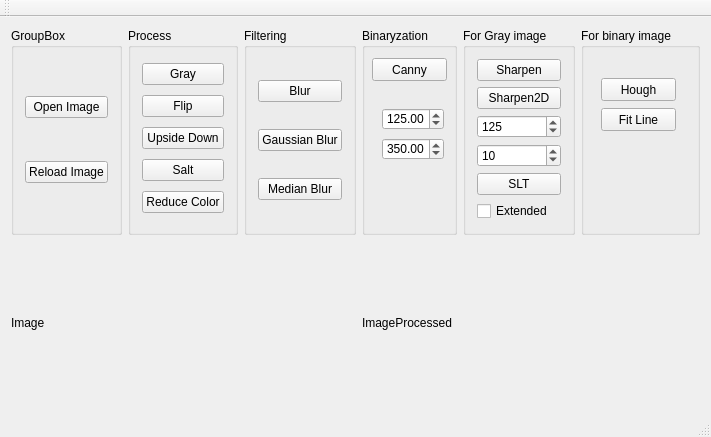
This is OpenCarVision/mainwindow.ui in baidut/ITS as Qt 5 draws it before an edit. The edited form follows.
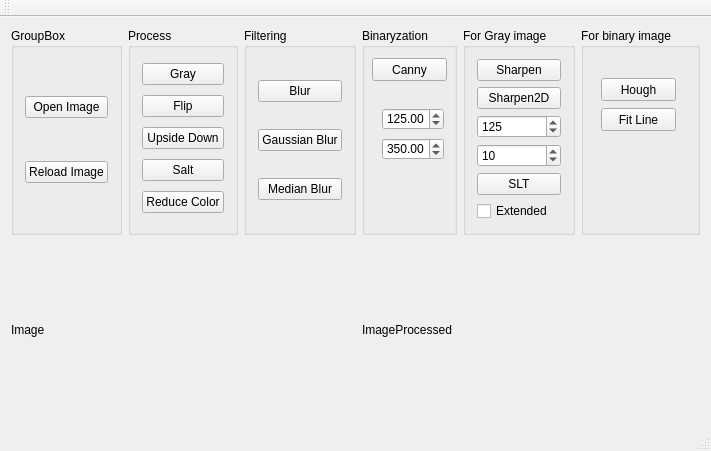
This is the edited form.

Commit message:
+图像缩放显示 出现bug
bug描述：灰度化后图像全黑

Diff of the .ui file:
```diff
--- a/OpenCarVision/mainwindow.ui
+++ b/OpenCarVision/mainwindow.ui
@@ -7,7 +7,7 @@
     <x>0</x>
     <y>0</y>
     <width>672</width>
-    <height>437</height>
+    <height>451</height>
    </rect>
   </property>
   <property name="windowTitle">
```
The commit also changes 1 other file.
